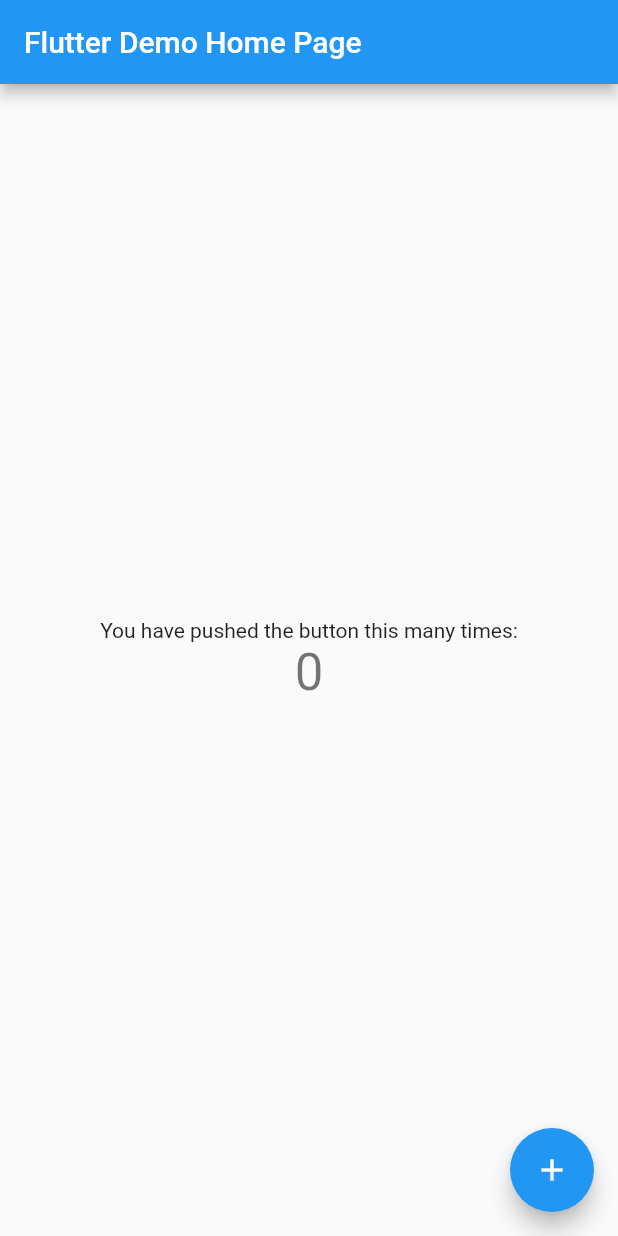
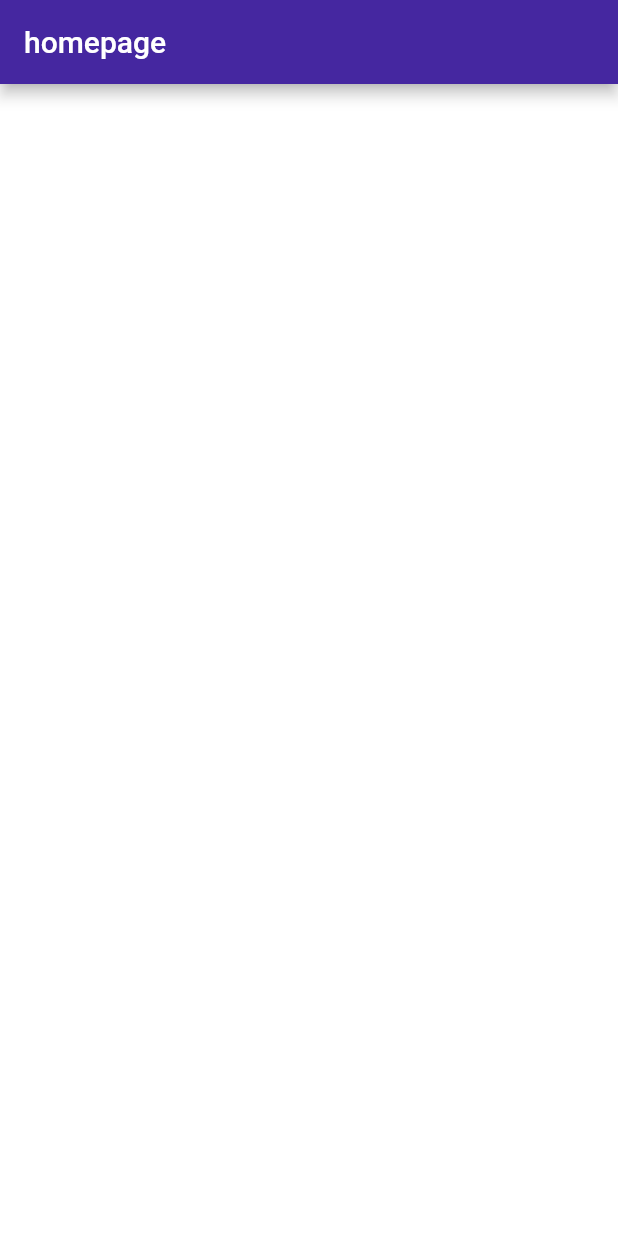
Before and after one commit to akashroshan135/plutus, a Flutter app: the screen it shows after launch, on a phone screen of 412 x 824 dp. Run offline on Flutter 3.47's test engine with Material 2 defaults, Android fonts, the phone set to English and light mode, and no system bars.

Commit message:
edit homepage

```diff
--- a/lib/main.dart
+++ b/lib/main.dart
@@ -8,110 +8,86 @@
   // This widget is the root of your application.
   @override
   Widget build(BuildContext context) {
+    final _darkTheme = ThemeData(
+      visualDensity: VisualDensity.adaptivePlatformDensity,
+      // Used for AppBar and other primary widgets
+      primaryColor: Colors.black,
+      // Used for buttons
+      secondaryHeaderColor: Colors.grey[900],
+      // Used for backgroud color
+      backgroundColor: Colors.black,
+      // Used for scffold backgroud color
+      scaffoldBackgroundColor: Color.fromARGB(255, 18, 18, 18),
+      // Used for appBar icons
+      iconTheme: IconThemeData(color: Colors.white, size: 30),
+      // Used for main icons
+      primaryIconTheme: IconThemeData(color: Colors.white, size: 40),
+      // Used for sub icons
+      accentIconTheme: IconThemeData(color: Colors.white, size: 30),
+      textTheme: TextTheme(
+        // Main screen appBar font
+        headline6: TextStyle(color: Colors.white, fontSize: 20.0),
+        // Sub screen appBar font
+        headline5: TextStyle(
+            color: Colors.white, fontSize: 20.0, fontWeight: FontWeight.bold),
+        bodyText1: TextStyle(fontSize: 15.0, color: Colors.white),
+        button: TextStyle(fontSize: 20.0, color: Colors.white),
+      ),
+    );
+
+    final _lightTheme = ThemeData(
+      visualDensity: VisualDensity.adaptivePlatformDensity,
+      // Used for AppBar and other primary widgets
+      primaryColor: Colors.deepPurple[800],
+      // Used for buttons
+      secondaryHeaderColor: Colors.white,
+      // Used for backgroud color
+      backgroundColor: Colors.white,
+      // Used for scffold backgroud color
+      scaffoldBackgroundColor: Colors.white,
+      // Used for appBar icons
+      iconTheme: IconThemeData(color: Colors.white, size: 30),
+      // Used for main icons
+      primaryIconTheme: IconThemeData(color: Colors.black, size: 40),
+      // Used for sub icons
+      accentIconTheme: IconThemeData(color: Colors.blue, size: 30),
+      textTheme: TextTheme(
+        // Main screen appBar font
+        headline6: TextStyle(color: Colors.white, fontSize: 20.0),
+        // Sub screen appBar font
+        headline5: TextStyle(
+            color: Colors.white, fontSize: 20.0, fontWeight: FontWeight.bold),
+        bodyText1: TextStyle(fontSize: 15.0, color: Colors.black),
+        button: TextStyle(fontSize: 20.0, color: Colors.black),
+      ),
+    );
+
     return MaterialApp(
       title: 'Flutter Demo',
-      theme: ThemeData(
-        // This is the theme of your application.
-        //
-        // Try running your application with "flutter run". You'll see the
-        // application has a blue toolbar. Then, without quitting the app, try
-        // changing the primarySwatch below to Colors.green and then invoke
-        // "hot reload" (press "r" in the console where you ran "flutter run",
-        // or simply save your changes to "hot reload" in a Flutter IDE).
-        // Notice that the counter didn't reset back to zero; the application
-        // is not restarted.
-        primarySwatch: Colors.blue,
-        // This makes the visual density adapt to the platform that you run
-        // the app on. For desktop platforms, the controls will be smaller and
-        // closer together (more dense) than on mobile platforms.
-        visualDensity: VisualDensity.adaptivePlatformDensity,
-      ),
-      home: MyHomePage(title: 'Flutter Demo Home Page'),
+      theme: _lightTheme,
+      darkTheme: _darkTheme,
+      home: Homepage(),
     );
   }
 }
 
-class MyHomePage extends StatefulWidget {
-  MyHomePage({Key key, this.title}) : super(key: key);
-
-  // This widget is the home page of your application. It is stateful, meaning
-  // that it has a State object (defined below) that contains fields that affect
-  // how it looks.
-
-  // This class is the configuration for the state. It holds the values (in this
-  // case the title) provided by the parent (in this case the App widget) and
-  // used by the build method of the State. Fields in a Widget subclass are
-  // always marked "final".
-
-  final String title;
-
-  @override
-  _MyHomePageState createState() => _MyHomePageState();
-}
-
-class _MyHomePageState extends State<MyHomePage> {
-  int _counter = 0;
-
-  void _incrementCounter() {
-    setState(() {
-      // This call to setState tells the Flutter framework that something has
-      // changed in this State, which causes it to rerun the build method below
-      // so that the display can reflect the updated values. If we changed
-      // _counter without calling setState(), then the build method would not be
-      // called again, and so nothing would appear to happen.
-      _counter++;
-    });
-  }
+class Homepage extends StatelessWidget {
+  const Homepage({Key key}) : super(key: key);
 
   @override
   Widget build(BuildContext context) {
-    // This method is rerun every time setState is called, for instance as done
-    // by the _incrementCounter method above.
-    //
-    // The Flutter framework has been optimized to make rerunning build methods
-    // fast, so that you can just rebuild anything that needs updating rather
-    // than having to individually change instances of widgets.
     return Scaffold(
       appBar: AppBar(
-        // Here we take the value from the MyHomePage object that was created by
-        // the App.build method, and use it to set our appbar title.
-        title: Text(widget.title),
+        title: Text('homepage'),
       ),
       body: Center(
-        // Center is a layout widget. It takes a single child and positions it
-        // in the middle of the parent.
-        child: Column(
-          // Column is also a layout widget. It takes a list of children and
-          // arranges them vertically. By default, it sizes itself to fit its
-          // children horizontally, and tries to be as tall as its parent.
-          //
-          // Invoke "debug painting" (press "p" in the console, choose the
-          // "Toggle Debug Paint" action from the Flutter Inspector in Android
-          // Studio, or the "Toggle Debug Paint" command in Visual Studio Code)
-          // to see the wireframe for each widget.
-          //
-          // Column has various properties to control how it sizes itself and
-          // how it positions its children. Here we use mainAxisAlignment to
-          // center the children vertically; the main axis here is the vertical
-          // axis because Columns are vertical (the cross axis would be
-          // horizontal).
-          mainAxisAlignment: MainAxisAlignment.center,
-          children: <Widget>[
-            Text(
-              'You have pushed the button this many times:',
-            ),
-            Text(
-              '$_counter',
-              style: Theme.of(context).textTheme.headline4,
-            ),
-          ],
+        child: Container(
+          child: Text(
+            'Hello World',
+            style: TextStyle(color: Colors.white, fontSize: 35),
+          ),
         ),
       ),
-      floatingActionButton: FloatingActionButton(
-        onPressed: _incrementCounter,
-        tooltip: 'Increment',
-        child: Icon(Icons.add),
-      ), // This trailing comma makes auto-formatting nicer for build methods.
     );
   }
 }
```
Also changed, not shown: 1 other file.
